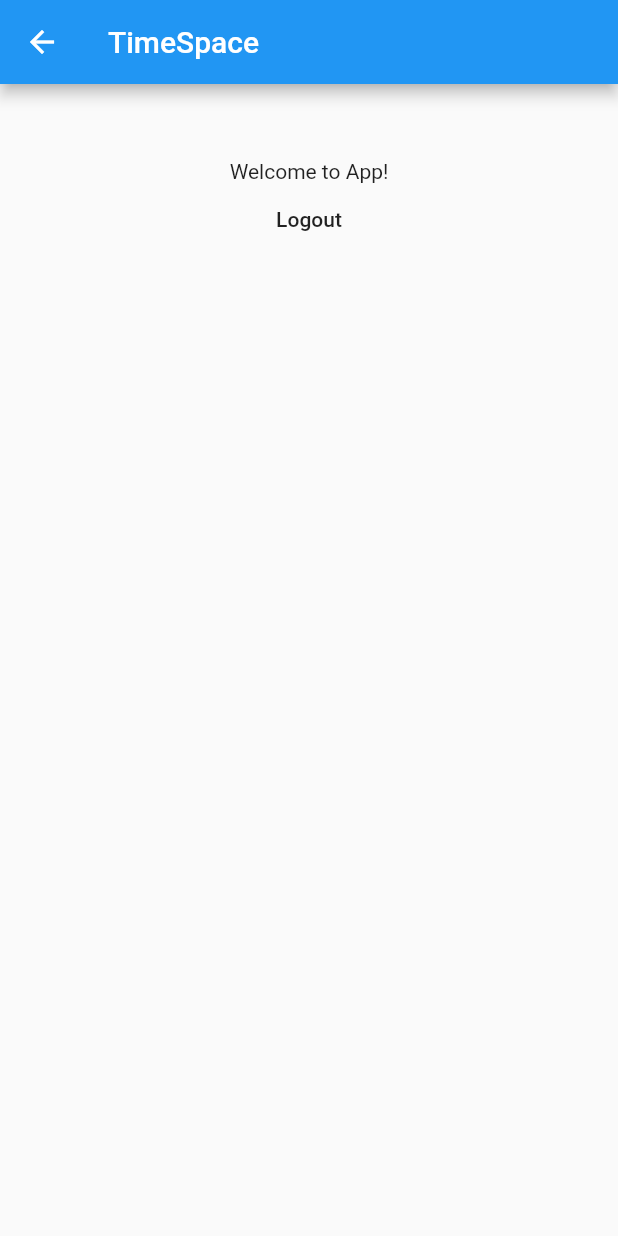
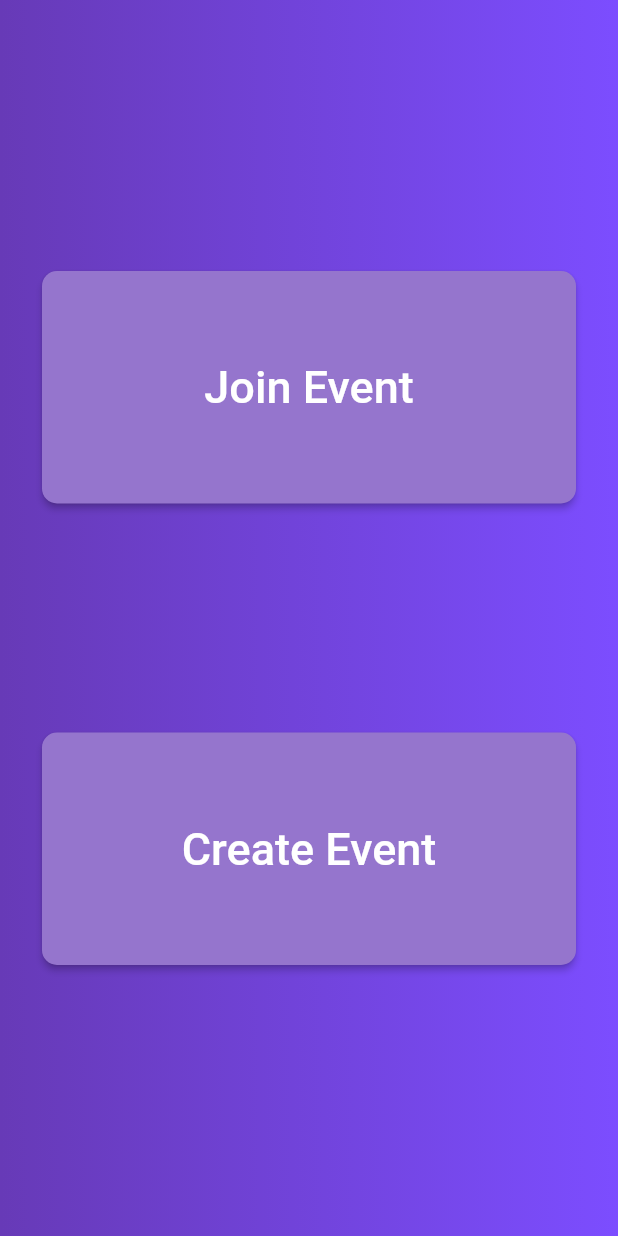
Before and after one commit to sauravhiremath/GameOn, a Flutter app: the HomePage screen opened by its route, on a phone screen of 412 x 824 dp. Run offline on Flutter 3.47's test engine with Material 2 defaults, Android fonts, the phone set to English and light mode, and no system bars.

Commit message:
Initial Pages  Created

```diff
--- /dev/null
+++ b/lib/home_page.dart
@@ -0,0 +1,67 @@
+import 'package:flutter/material.dart';
+import 'package:cheat_app/create_page.dart';
+// import 'package:shared_preferences/shared_preferences.dart';
+
+class HomePage extends StatelessWidget {
+  static String tag = 'home-page';
+  @override
+  Widget build(BuildContext context) {
+
+    final createEvent = Container(
+      width: MediaQuery.of(context).size.width,
+      child: RaisedButton(
+        shape: RoundedRectangleBorder(
+          borderRadius: BorderRadius.circular(10),
+        ),
+
+        onPressed: () {
+          Navigator.of(context).pushNamed(CreatePage.tag);
+        },
+        padding: EdgeInsets.all(60.0),
+        color: Colors.deepPurple[300],
+        child: Text('Create Event', style: TextStyle(color: Colors.white, fontSize: 30, fontFamily: 'Roboto')),
+      ),
+    );
+
+    final joinEvent = Container(
+      width: MediaQuery.of(context).size.width,
+      child: RaisedButton(
+        shape: RoundedRectangleBorder(
+          borderRadius: BorderRadius.circular(10),
+        ),
+
+        onPressed: () {
+          Navigator.of(context).pushNamed(CreatePage.tag);
+        },
+        padding: EdgeInsets.all(60.0),
+        color: Colors.deepPurple[300],
+        child: Text('Join Event', style: TextStyle(color: Colors.white, fontSize: 30, fontFamily: 'Roboto')),
+      ),
+    );
+
+    final body = Center(
+      child: Container(
+        width: MediaQuery.of(context).size.width,
+        padding: EdgeInsets.all(28.0),
+        decoration: BoxDecoration(
+          gradient: LinearGradient(colors: [
+            Colors.deepPurple,
+            Colors.deepPurpleAccent,
+          ]),
+        ),
+        child: Column(
+          mainAxisAlignment: MainAxisAlignment.spaceEvenly,
+          // crossAxisAlignment: CrossAxisAlignment.end,
+          children: <Widget>[
+            joinEvent,
+            createEvent,
+          ],
+        ),
+      ),
+    );
+
+    return Scaffold(
+      body: body,
+    );
+  }
+}
--- a/lib/main.dart
+++ b/lib/main.dart
@@ -1,28 +1,28 @@
-import 'package:cheat_app/pages/home.page.dart';
-import 'package:cheat_app/pages/login.page.dart';
-import 'package:cheat_app/services/auth.service.dart';
 import 'package:flutter/material.dart';
+import 'login_page.dart';
+import 'home_page.dart';
+import 'create_page.dart';
 
-AuthService appAuth = new AuthService();
+void main() => runApp(MyApp());
 
-void main() async {
-  // Set default home.
-  Widget _defaultHome = new LoginPage();
+class MyApp extends StatelessWidget {
+  final routes = <String, WidgetBuilder>{
+    LoginPage.tag: (context) => LoginPage(),
+    HomePage.tag: (context) => HomePage(),
+    CreatePage.tag: (context) => CreatePage(),
+  };
 
-  // Get result of the login function.
-  bool _result = await appAuth.login();
-  if (_result) {
-    _defaultHome = new HomePage();
+  @override
+  Widget build(BuildContext context) {
+    return MaterialApp(
+      title: 'TimeSpace',
+      debugShowCheckedModeBanner: false,
+      theme: ThemeData(
+        primarySwatch: Colors.green,
+        fontFamily: 'Nunito',
+      ),
+      home: LoginPage(),
+      routes: routes,
+    );
   }
-
-  runApp(new MaterialApp(
-    title: 'TimeSpace',
-    home: _defaultHome,
-    routes: <String, WidgetBuilder>{
-      // Set routes for using the Navigator.
-      '/home': (BuildContext context) => new HomePage(),
-      '/login': (BuildContext context) => new LoginPage(),
-    },
-    )
-  );
 }
--- a/lib/pages/home.page.dart
+++ /dev/null
@@ -1,32 +0,0 @@
-import 'package:cheat_app/main.dart';
-import 'package:flutter/material.dart';
-
-class HomePage extends StatelessWidget {
-  @override
-  Widget build(BuildContext context) => new Scaffold(
-    appBar: new AppBar(
-      title: new Text('TimeSpace'),
-    ),
-    body: new Container(
-      margin: new EdgeInsets.only(
-        top: 50.0
-      ),
-      alignment: Alignment.center,
-      child: new Column(
-        children: <Widget>[
-          new Text('Welcome to App!'),
-          new FlatButton(
-            child: new Text(
-              'Logout'
-            ),
-            onPressed: () {
-              appAuth.logout().then(
-                  (_) => Navigator.of(context).pushReplacementNamed('/login')
-              );
-            }
-          )
-        ],
-      ),
-    ),
-  );
-}
--- a/pubspec.yaml
+++ b/pubspec.yaml
@@ -24,6 +24,7 @@ dependencies:
   # Use with the CupertinoIcons class for iOS style icons.
   cupertino_icons: ^0.1.2
   cloud_firestore: ^0.9.5
+  shared_preferences: ^0.4.3
 
 dev_dependencies:
   flutter_test:
```
Also changed, not shown: lib/create_page.dart (added, +30 -0 lines), lib/login_page.dart (added, +88 -0 lines), lib/pages/login.page.dart (deleted, +0 -38 lines), lib/services/auth.service.dart (deleted, +0 -24 lines), assets/Nunito.ttf (added), assets/logo.png (added), pubspec.lock.
